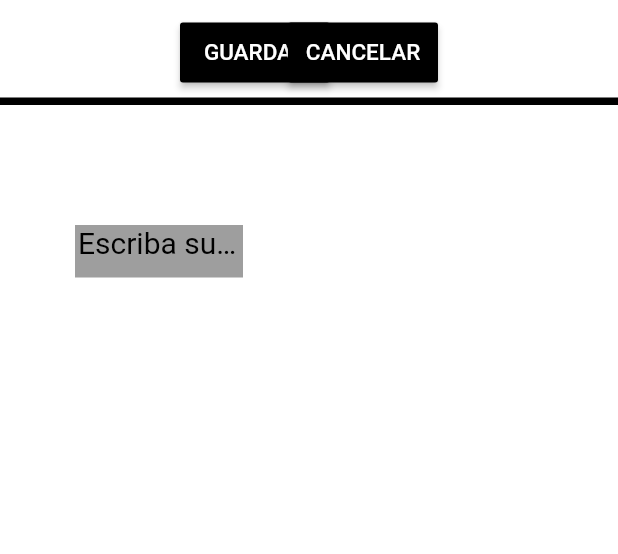
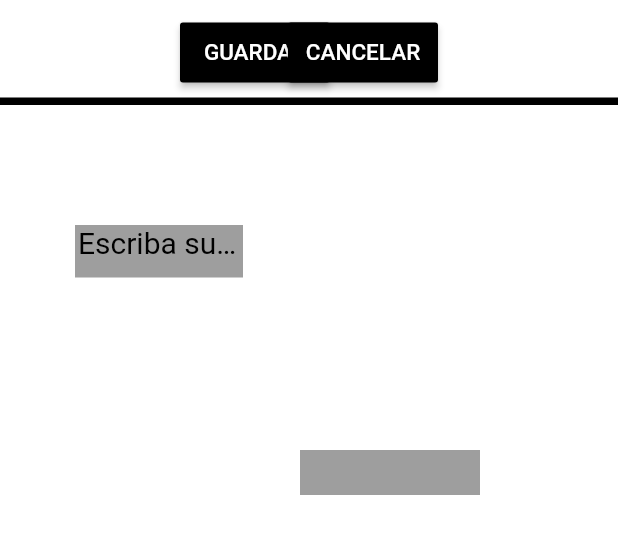
Before and after one commit to gabmisme/Miproyecto-flutter-recordatorio, a Flutter app: the SecondScreen screen opened directly, on a phone screen of 412 x 824 dp, the part 84-638 px from its top. Run offline on Flutter 3.47's test engine with Material 2 defaults, Android fonts, the phone set to English and light mode, and no system bars.

Commit message:
decorado rectangulo-ventana añadir

```diff
--- a/lib/ventanas/adicionar.dart
+++ b/lib/ventanas/adicionar.dart
@@ -120,6 +120,18 @@ class SecondScreen extends StatelessWidget{
         ),
       ),
 
+      //barra rectangulo-fecha
+      Positioned(
+        left:200.0,
+        // right:0.0,
+        top:300.0,
+        child: SizedBox(
+          width:120.0,
+          height:30.0,
+          child: Container(color:Colors.grey),
+        ),
+      ),
+
       //barra inferior
       Positioned(
         left:0.0,
```
